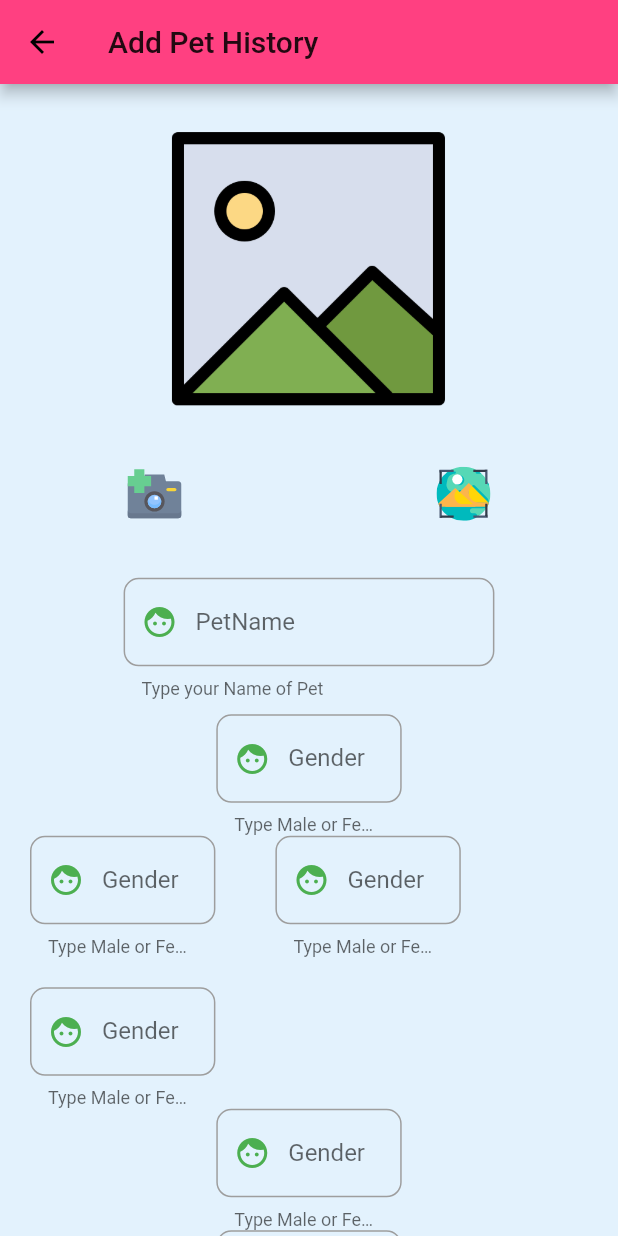
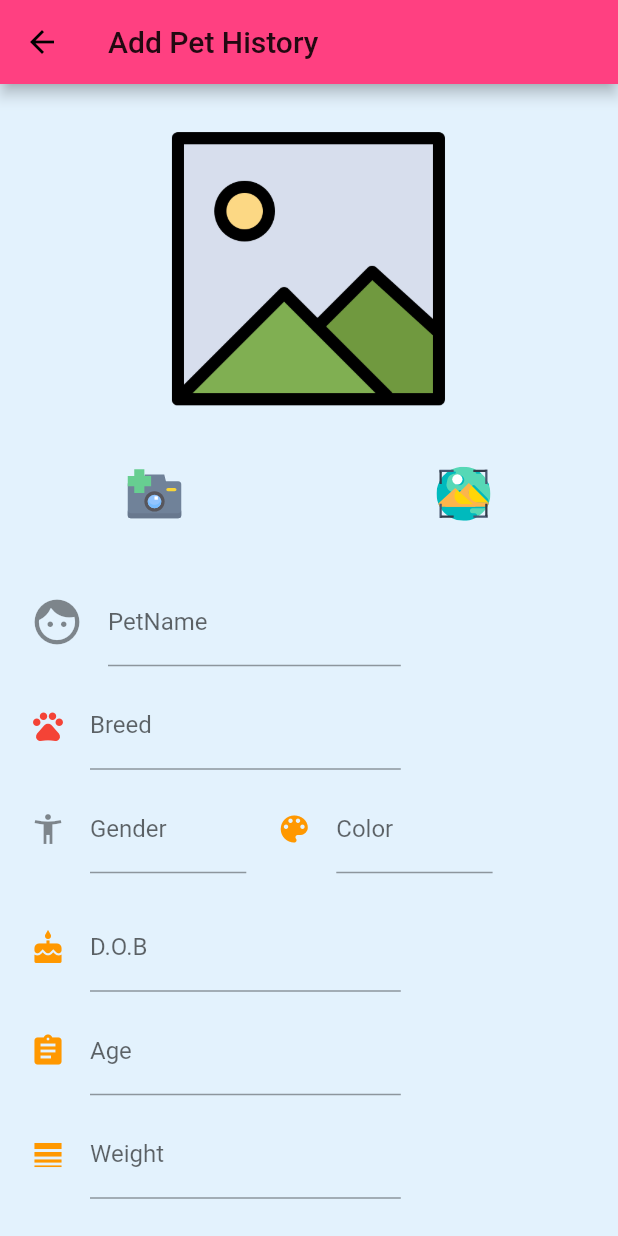
Before and after one commit to nakaren1234/Pet, a Flutter app: the AddPetPage screen opened directly, on a phone screen of 412 x 824 dp. Run offline on Flutter 3.47's test engine with Material 2 defaults, Android fonts, the phone set to English and light mode, and no system bars; our stand-ins replace cloud_firestore, firebase_auth, firebase_core, firebase_storage, flutter_svg, image_picker and 2 more; accounts and stored records are empty.

Commit message:
ทำกล้อง

```diff
--- a/lib/pages/HomePage.dart
+++ b/lib/pages/HomePage.dart
@@ -1,5 +1,8 @@
+import 'dart:io';
+
 import 'package:firebase_auth/firebase_auth.dart';
 import 'package:flutter/material.dart';
+import 'package:flutter_svg/flutter_svg.dart';
 import 'package:flutterapp/pages/CompanyPage.dart';
 import 'package:flutterapp/pages/ContactPage.dart';
 import 'package:flutterapp/pages/FristPage.dart';
@@ -7,6 +10,7 @@ import 'package:flutterapp/pages/PetPage.dart';
 import 'package:flutterapp/pages/UserPage.dart';
 import 'package:flutterapp/widgets/logo.dart';
 import 'package:flutterapp/widgets/menu.dart';
+import 'package:image_picker/image_picker.dart';
 
 class HomePage extends StatefulWidget {
   HomePage({Key key}) : super(key: key);
@@ -18,8 +22,24 @@ class HomePage extends StatefulWidget {
 class _HomePageState extends State<HomePage> {
   // Explictie
   var fromAbout; //dynamic
+  File file;
+  final picker = ImagePicker();
+  //Method
 
-  //Method
+  Future<void> chooseImage(ImageSource imageSource) async {
+    try {
+      var object = await picker.getImage(
+        source: imageSource,
+        maxWidth: 800.0,
+        maxHeight: 800.0,
+      );
+      setState(() {
+        // file = object as File;
+        file = File(object.path);
+      });
+    } catch (e) {}
+  }
+
   Widget signOutButton() {
     return IconButton(
       icon: Icon(Icons.exit_to_app),
@@ -191,12 +211,18 @@ class _HomePageState extends State<HomePage> {
                 child: Column(
                   mainAxisAlignment: MainAxisAlignment.center,
                   children: <Widget>[
+                    IconButton(
+                        icon: SvgPicture.asset('assets/icons/camera.svg'),
+                        iconSize: 70.0,
+                        onPressed: () {
+                          chooseImage(ImageSource.camera);
+                        }),
                     // Icon(Icons.camera_alt, size: 80, color: Colors.pinkAccent),
-                    Image.asset(
-                      'assets/images/camera.png',
-                      width: 90.0,
-                      height: 90.0,
-                    ),
+                    // Image.asset(
+                    //   'assets/images/camera.png',
+                    //   width: 90.0,
+                    //   height: 90.0,
+                    // ),
                     Text('Camera',
                         style: TextStyle(
                           fontSize: 20,
--- a/lib/widgets/addListPet.dart
+++ b/lib/widgets/addListPet.dart
@@ -13,25 +13,63 @@ class _AddListPetState extends State<AddListPet> {
 
   //Method
 
+  Widget uploadButton() {
+    return Column(
+      mainAxisAlignment: MainAxisAlignment.end,
+      children: [
+        Container(
+          margin: EdgeInsets.only(left: 20.0),
+          width: MediaQuery.of(context).size.width * 0.3,
+          child: RaisedButton.icon(
+            color: Colors.pinkAccent,
+            onPressed: () {},
+            icon: Icon(
+              Icons.save_alt,
+              color: Colors.black,
+            ),
+            label: Text(
+              'Save Data',
+              style:
+                  TextStyle(color: Colors.black, fontWeight: FontWeight.bold),
+            ),
+          ),
+        ),
+      ],
+    );
+  }
+
   Widget nameForm() {
     return Container(
       width: MediaQuery.of(context).size.width * 0.6,
       child: TextField(
         decoration: InputDecoration(
-          prefixIcon: Icon(
-            Icons.face,
-            color: Colors.green,
-          ),
-          enabledBorder: OutlineInputBorder(
-            borderRadius: BorderRadius.all(
-              Radius.circular(10.0),
-            ),
-            borderSide: BorderSide(color: Colors.grey),
-          ),
-          focusedBorder: OutlineInputBorder(),
+          // prefixIcon: Icon(
+          //   Icons.face,
+          //   color: Colors.green,
+          // ),
+          // enabledBorder: OutlineInputBorder(
+          //   borderRadius: BorderRadius.all(
+          //     Radius.circular(10.0),
+          //   ),
+          //   borderSide: BorderSide(color: Colors.grey),
+          // ),
+          // focusedBorder: OutlineInputBorder(),
           labelText: 'PetName',
-          helperText: 'Type your Name of Pet',
-          // icon: Icon(Icons.face),
+          // helperText: 'Type your Name of Pet',
+          icon: Icon(Icons.face, size: 36),
+        ),
+      ),
+    );
+  }
+
+  Widget breedForm() {
+    return Container(
+      width: MediaQuery.of(context).size.width * 0.6,
+      child: TextField(
+        decoration: InputDecoration(
+          labelText: 'Breed',
+          // helperText: 'Type your Name of Pet',
+          icon: Icon(Icons.pets, color: Colors.red),
         ),
       ),
     );
@@ -39,23 +77,77 @@ class _AddListPetState extends State<AddListPet> {
 
   Widget genderForm() {
     return Container(
-      width: MediaQuery.of(context).size.width * 0.3,
+      width: MediaQuery.of(context).size.width * 0.35,
       child: TextField(
         decoration: InputDecoration(
-          prefixIcon: Icon(
-            Icons.face,
-            color: Colors.green,
-          ),
-          enabledBorder: OutlineInputBorder(
-            borderRadius: BorderRadius.all(
-              Radius.circular(10.0),
-            ),
-            borderSide: BorderSide(color: Colors.grey),
-          ),
-          focusedBorder: OutlineInputBorder(),
           labelText: 'Gender',
-          helperText: 'Type Male or Female',
-          // icon: Icon(Icons.face),
+          // helperText: 'Type Male or Female',
+          icon: Icon(Icons.accessibility_new),
+        ),
+      ),
+    );
+  }
+
+  Widget colorForm() {
+    return Container(
+      width: MediaQuery.of(context).size.width * 0.35,
+      child: TextField(
+        decoration: InputDecoration(
+          labelText: 'Color',
+          // helperText: 'Type Male or Female',
+          icon: Icon(Icons.color_lens, color: Colors.orange),
+        ),
+      ),
+    );
+  }
+
+  Widget dobForm() {
+    return Container(
+      width: MediaQuery.of(context).size.width * 0.6,
+      child: TextField(
+        decoration: InputDecoration(
+          labelText: 'D.O.B',
+          // helperText: 'Type Male or Female',
+          icon: Icon(Icons.cake, color: Colors.orange),
+        ),
+      ),
+    );
+  }
+
+  Widget ageForm() {
+    return Container(
+      width: MediaQuery.of(context).size.width * 0.6,
+      child: TextField(
+        decoration: InputDecoration(
+          labelText: 'Age',
+          // helperText: 'Type Male or Female',
+          icon: Icon(Icons.assignment, color: Colors.orange),
+        ),
+      ),
+    );
+  }
+
+  Widget weightForm() {
+    return Container(
+      width: MediaQuery.of(context).size.width * 0.6,
+      child: TextField(
+        decoration: InputDecoration(
+          labelText: 'Weight',
+          // helperText: 'Type Male or Female',
+          icon: Icon(Icons.line_weight, color: Colors.orange),
+        ),
+      ),
+    );
+  }
+
+  Widget ownerForm() {
+    return Container(
+      width: MediaQuery.of(context).size.width * 0.6,
+      child: TextField(
+        decoration: InputDecoration(
+          labelText: 'Owner',
+          // helperText: 'Type Male or Female',
+          icon: Icon(Icons.account_circle, color: Colors.orange),
         ),
       ),
     );
@@ -108,9 +200,26 @@ class _AddListPetState extends State<AddListPet> {
           showImage(),
           showButton(),
           SizedBox(height: 30.0),
-          nameForm(),
+          // nameForm(),
+          Row(
+            children: [
+              Container(
+                padding: EdgeInsets.only(left: 20.0),
+                child: nameForm(),
+              ),
+            ],
+          ),
           SizedBox(height: 10.0),
-          genderForm(),
+          Row(
+            children: [
+              Container(
+                padding: EdgeInsets.only(left: 20.0),
+                child: breedForm(),
+              ),
+            ],
+          ),
+          SizedBox(height: 10.0),
+
           Row(
             children: [
               Container(
@@ -118,8 +227,8 @@ class _AddListPetState extends State<AddListPet> {
                 child: genderForm(),
               ),
               Container(
-                padding: EdgeInsets.only(left: 40.0),
-                child: genderForm(),
+                padding: EdgeInsets.only(left: 20.0),
+                child: colorForm(),
               ),
             ],
           ),
@@ -128,14 +237,39 @@ class _AddListPetState extends State<AddListPet> {
             children: [
               Container(
                 padding: EdgeInsets.only(left: 20.0),
-                child: genderForm(),
+                child: dobForm(),
               ),
             ],
           ),
-          genderForm(),
-          genderForm(),
-          genderForm(),
-          genderForm(),
+          SizedBox(height: 10),
+          Row(
+            children: [
+              Container(
+                padding: EdgeInsets.only(left: 20.0),
+                child: ageForm(),
+              ),
+            ],
+          ),
+          SizedBox(height: 10),
+          Row(
+            children: [
+              Container(
+                padding: EdgeInsets.only(left: 20.0),
+                child: weightForm(),
+              ),
+            ],
+          ),
+          SizedBox(height: 10),
+          Row(
+            children: [
+              Container(
+                padding: EdgeInsets.only(left: 20.0),
+                child: ownerForm(),
+              ),
+            ],
+          ),
+          SizedBox(height: 30.0),
+          uploadButton(),
         ],
       ),
     );
```
